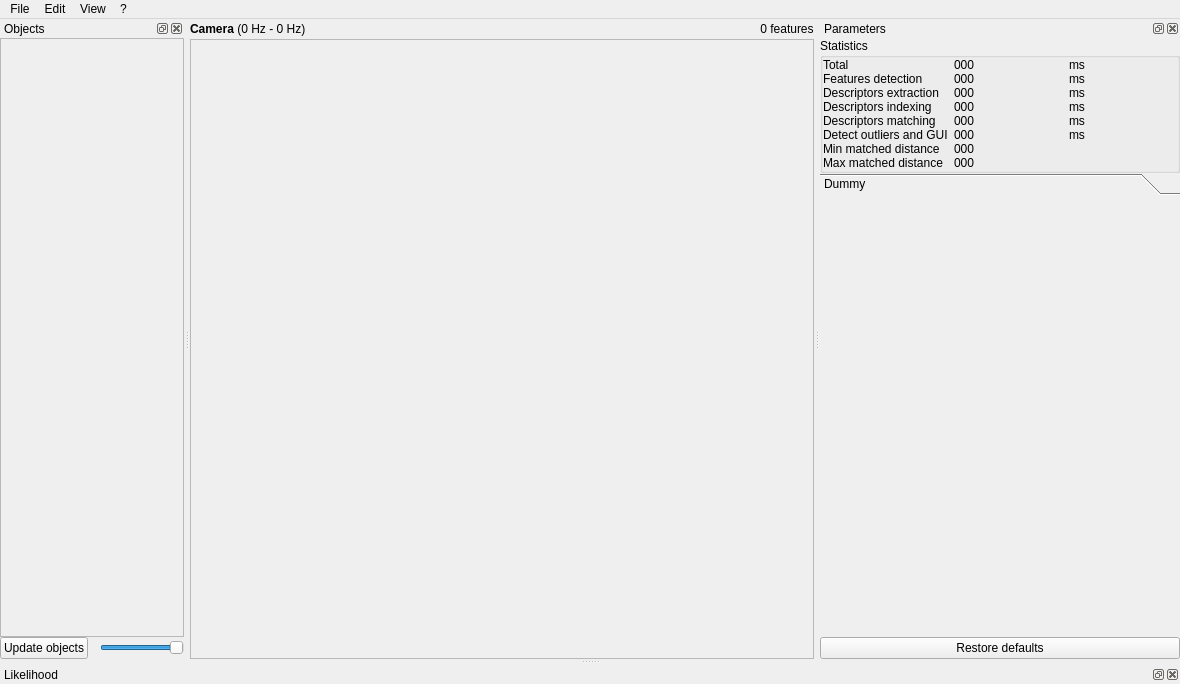
The window that src/ui/mainWindow.ui (introlab/find-object) describes before a commit, drawn with Qt 5.
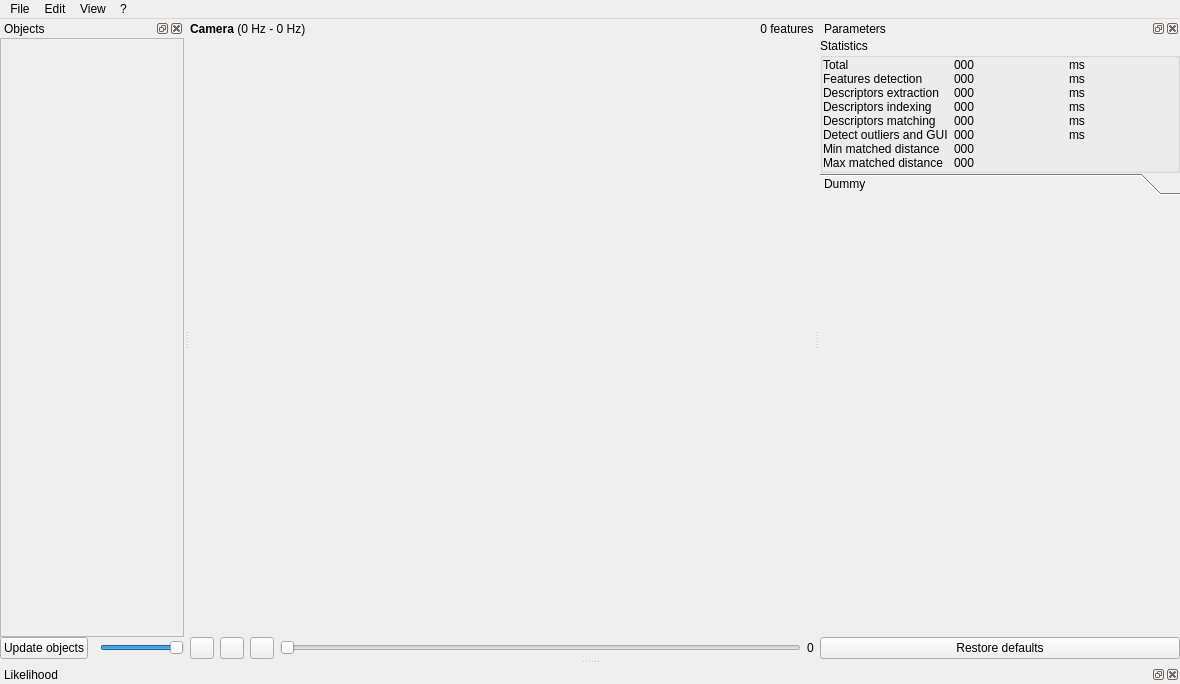
The same window after the commit. Icons and pictures are not drawn. Custom widgets are drawn as their Qt base class.

Commit message: New features: camera from directory of images, new controls to move across frames of a video or a directory of images.

What changed in the file:
```diff
--- a/src/ui/mainWindow.ui
+++ b/src/ui/mainWindow.ui
@@ -18,7 +18,7 @@
     <normaloff>:/images/resources/Find-Object.png</normaloff>:/images/resources/Find-Object.png</iconset>
   </property>
   <widget class="QWidget" name="centralwidget">
-   <layout class="QHBoxLayout" name="horizontalLayout" stretch="2">
+   <layout class="QVBoxLayout" name="verticalLayout" stretch="0,1,0">
     <property name="spacing">
      <number>0</number>
     </property>
@@ -26,12 +26,7 @@
      <number>0</number>
     </property>
     <item>
-     <layout class="QVBoxLayout" name="verticalLayout" stretch="0,1">
-      <property name="spacing">
-       <number>0</number>
-      </property>
-      <item>
-       <layout class="QHBoxLayout" name="horizontalLayout_2" stretch="0,0,0,0,0,0,0">
+     <layout class="QHBoxLayout" name="horizontalLayout_2">
         <item>
          <widget class="QLabel" name="label_5">
           <property name="font">
@@ -105,23 +100,96 @@
        </layout>
       </item>
       <item>
-       <widget class="QFrame" name="frame">
-        <property name="frameShape">
-         <enum>QFrame::StyledPanel</enum>
-        </property>
-        <property name="frameShadow">
-         <enum>QFrame::Raised</enum>
-        </property>
-        <layout class="QVBoxLayout" name="verticalLayout_3">
-         <property name="spacing">
-          <number>0</number>
-         </property>
-         <property name="margin">
-          <number>0</number>
-         </property>
-         <item>
           <widget class="ObjWidget" name="imageView_source" native="true"/>
          </item>
+    <item>
+     <layout class="QHBoxLayout" name="horizontalLayout">
+      <item>
+       <widget class="QWidget" name="widget_controls" native="true">
+        <layout class="QHBoxLayout" name="horizontalLayout_4">
+         <property name="spacing">
+          <number>-1</number>
+         </property>
+         <property name="margin">
+          <number>0</number>
+         </property>
+         <item>
+          <widget class="QPushButton" name="pushButton_play">
+           <property name="sizePolicy">
+            <sizepolicy hsizetype="Minimum" vsizetype="Fixed">
+             <horstretch>0</horstretch>
+             <verstretch>0</verstretch>
+            </sizepolicy>
+           </property>
+           <property name="maximumSize">
+            <size>
+             <width>24</width>
+             <height>24</height>
+            </size>
+           </property>
+           <property name="text">
+            <string/>
+           </property>
+           <property name="icon">
+            <iconset resource="../resources.qrc">
+             <normaloff>:/images/resources/TheWorkingGroup_video_play.ico</normaloff>:/images/resources/TheWorkingGroup_video_play.ico</iconset>
+           </property>
+          </widget>
+         </item>
+         <item>
+          <widget class="QPushButton" name="pushButton_pause">
+           <property name="maximumSize">
+            <size>
+             <width>24</width>
+             <height>24</height>
+            </size>
+           </property>
+           <property name="text">
+            <string/>
+           </property>
+           <property name="icon">
+            <iconset resource="../resources.qrc">
+             <normaloff>:/images/resources/TheWorkingGroup_video_pause.ico</normaloff>:/images/resources/TheWorkingGroup_video_pause.ico</iconset>
+           </property>
+          </widget>
+         </item>
+         <item>
+          <widget class="QPushButton" name="pushButton_stop">
+           <property name="maximumSize">
+            <size>
+             <width>24</width>
+             <height>24</height>
+            </size>
+           </property>
+           <property name="text">
+            <string/>
+           </property>
+           <property name="icon">
+            <iconset resource="../resources.qrc">
+             <normaloff>:/images/resources/TheWorkingGroup_video_stop.ico</normaloff>:/images/resources/TheWorkingGroup_video_stop.ico</iconset>
+           </property>
+          </widget>
+         </item>
+         <item>
+          <widget class="QSlider" name="horizontalSlider_frames">
+           <property name="focusPolicy">
+            <enum>Qt::ClickFocus</enum>
+           </property>
+           <property name="minimum">
+            <number>0</number>
+           </property>
+           <property name="orientation">
+            <enum>Qt::Horizontal</enum>
+           </property>
+          </widget>
+         </item>
+         <item>
+          <widget class="QLabel" name="label_frame">
+           <property name="text">
+            <string>0</string>
+           </property>
+          </widget>
+         </item>
         </layout>
        </widget>
       </item>
```
Left out of the diff: 20 changed lines with no effect on the pictures. Lines whose indentation alone changed are shown as unchanged. The commit also changes 17 other files.
